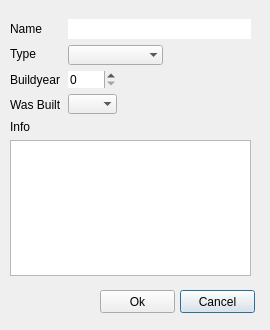
Qt form code/ui/addcpu.ui (Danielos15/Skil-1-Verklegt-n-mskei-1) before a commit.
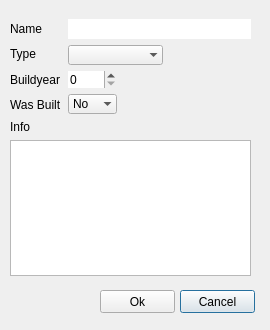
The same form after that commit.

What changed in the file:
```diff
--- a/code/ui/addcpu.ui
+++ b/code/ui/addcpu.ui
@@ -97,19 +97,19 @@
       <item row="3" column="0">
        <widget class="QComboBox" name="comboBox_WasBuilt">
         <property name="currentIndex">
-         <number>-1</number>
+         <number>0</number>
         </property>
         <property name="frame">
          <bool>false</bool>
         </property>
         <item>
          <property name="text">
-          <string>Yes</string>
+          <string>No</string>
          </property>
         </item>
         <item>
          <property name="text">
-          <string>No</string>
+          <string>Yes</string>
          </property>
         </item>
        </widget>
```
